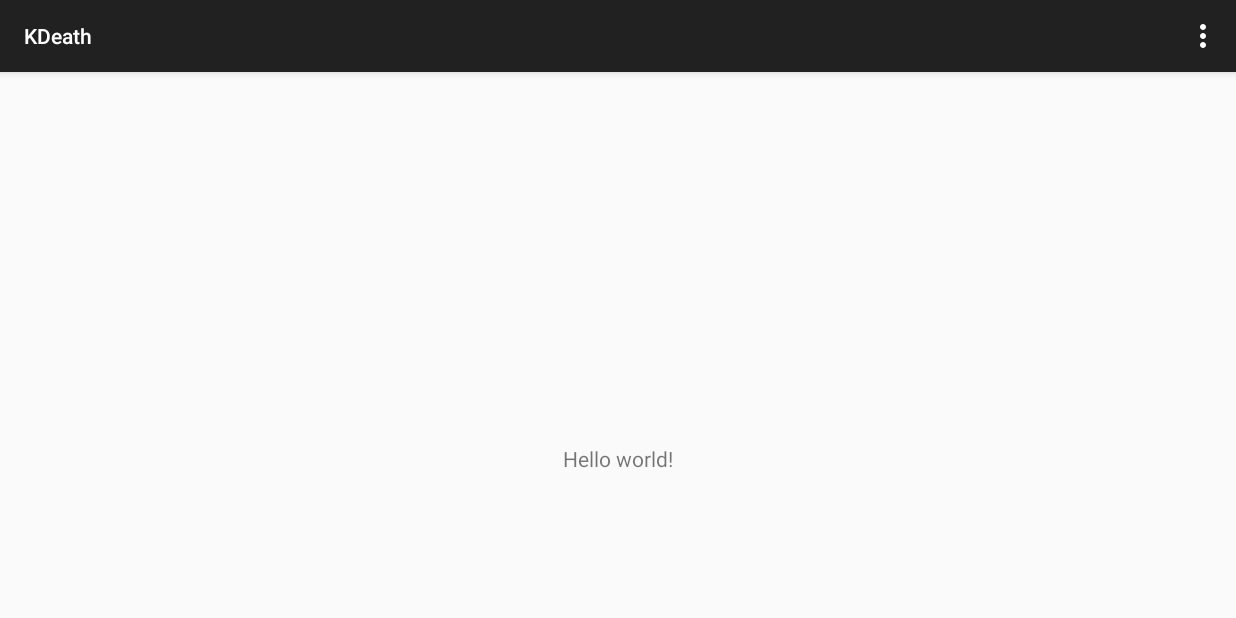
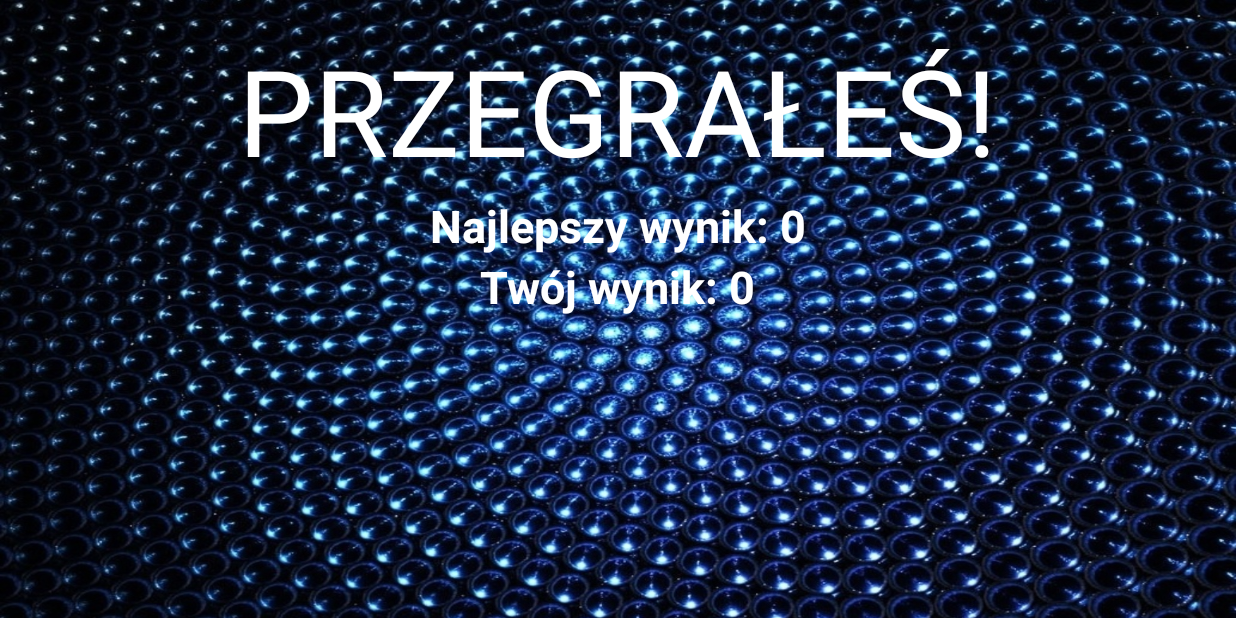
Before and after one commit to SiwyDym/Kulkson, an Android app: the KDeath screen opened directly, with no data from a screen before it, on a phone screen of 824 x 412 dp (held sideways). Run offline under Robolectric (Android 15) with nearby library versions, the phone set to English and light mode, and no system bars.

Commit message:
brak title w każdej klasie, popup już na pewno działa xD

```diff
--- a/app/src/main/AndroidManifest.xml
+++ b/app/src/main/AndroidManifest.xml
@@ -11,6 +11,7 @@
     <activity
             android:name=".MainActivity"
             android:label="@string/app_name"
+        android:theme="@style/Theme.AppCompat.NoActionBar"
             android:screenOrientation="landscape">
             <intent-filter>
                 <action android:name="android.intent.action.MAIN" />
@@ -21,19 +22,24 @@
         <activity
             android:name=".activity_opcje"
             android:label="@string/title_activity_activity_opcje"
+            android:theme="@style/Theme.AppCompat.NoActionBar"
             android:screenOrientation="landscape">
         </activity>
         <activity
             android:name=".KScore"
+            android:theme="@style/Theme.AppCompat.NoActionBar"
             android:screenOrientation="landscape" />
         <activity
             android:name=".KOpcje"
+            android:theme="@style/Theme.AppCompat.Light.NoActionBar"
             android:screenOrientation="landscape" />
         <activity
             android:name=".MainMenu"
+            android:theme="@style/Theme.AppCompat.NoActionBar"
             android:screenOrientation="landscape" />
         <activity
             android:name=".KGame"
+            android:theme="@style/Theme.AppCompat.NoActionBar"
             android:screenOrientation="landscape">
         </activity>
 
@@ -41,6 +47,7 @@
 
         <activity
             android:name=".KDeath"
+            android:theme="@style/Theme.AppCompat.NoActionBar"
             android:screenOrientation="landscape"
             android:label="@string/title_activity_kdeath"></activity>
     </application>
--- a/app/src/main/java/com/team/kulkson/KDeath.java
+++ b/app/src/main/java/com/team/kulkson/KDeath.java
@@ -4,35 +4,26 @@ import android.support.v7.app.ActionBarActivity;
 import android.os.Bundle;
 import android.view.Menu;
 import android.view.MenuItem;
+import android.widget.TextView;
 
 
 public class KDeath extends ActionBarActivity {
 
     @Override
-    protected void onCreate(Bundle savedInstanceState) {
+    public void onCreate(Bundle savedInstanceState) {
+
         super.onCreate(savedInstanceState);
         setContentView(R.layout.activity_kdeath);
-    }
 
-    @Override
-    public boolean onCreateOptionsMenu(Menu menu) {
-        // Inflate the menu; this adds items to the action bar if it is present.
-        getMenuInflater().inflate(R.menu.menu_kdeath, menu);
-        return true;
-    }
+        final KEngine silnik = new KEngine();
 
-    @Override
-    public boolean onOptionsItemSelected(MenuItem item) {
-        // Handle action bar item clicks here. The action bar will
-        // automatically handle clicks on the Home/Up button, so long
-        // as you specify a parent activity in AndroidManifest.xml.
-        int id = item.getItemId();
+        TextView tekst2 = (TextView) findViewById(R.id.wynik2);
+        TextView tekst = (TextView) findViewById(R.id.wynik);
 
-        //noinspection SimplifiableIfStatement
-        if (id == R.id.action_settings) {
-            return true;
-        }
 
-        return super.onOptionsItemSelected(item);
+        tekst2.setText("Najlepszy wynik: " + KEngine.najlepszy);
+        tekst.setText("Twój wynik: " + KEngine.aktualny);
+
+
     }
 }
--- a/app/src/main/java/com/team/kulkson/KGame.java
+++ b/app/src/main/java/com/team/kulkson/KGame.java
@@ -32,7 +32,7 @@ public class KGame extends Activity { //dziedziczenie z klasy Activity
             @Override
             public void onColisionDetection() {
                 finish();
-                Intent intent = new Intent(KGame.this, KScore.class);
+                Intent intent = new Intent(KGame.this, KDeath.class);
                 startActivity(intent);
 
             }
--- a/app/src/main/res/layout/activity_kdeath.xml
+++ b/app/src/main/res/layout/activity_kdeath.xml
@@ -1,19 +1,42 @@
+<?xml version="1.0" encoding="utf-8"?>
 <RelativeLayout xmlns:android="http://schemas.android.com/apk/res/android"
-    xmlns:tools="http://schemas.android.com/tools"
+    android:orientation="vertical"
     android:layout_width="match_parent"
     android:layout_height="match_parent"
-    android:paddingLeft="@dimen/activity_horizontal_margin"
-    android:paddingRight="@dimen/activity_horizontal_margin"
-    android:paddingTop="@dimen/activity_vertical_margin"
-    android:paddingBottom="@dimen/activity_vertical_margin"
-    tools:context="com.team.kulkson.KDeath">
+    android:weightSum="1"
+    android:background="@drawable/kulki4">
 
     <TextView
-        android:text="@string/hello_world"
         android:layout_width="wrap_content"
         android:layout_height="wrap_content"
-        android:layout_marginTop="232dp"
-        android:id="@+id/deathEND"
+        android:textAppearance="?android:attr/textAppearanceLarge"
+        android:text="@string/lose"
+        android:textColor="#FFFFFF"
+        android:textSize="80dp"
+        android:layout_marginTop="20dp"
+        android:id="@+id/textView2"
+        android:layout_alignParentTop="true"
+        android:layout_centerHorizontal="true" />
+
+    <TextView
+        android:layout_width="wrap_content"
+        android:layout_height="wrap_content"
+        android:id="@+id/wynik"
+        android:layout_weight="0.05"
+        android:textColor="#FFFFFF"
+        android:textStyle="bold"
+        android:textSize="30dp"
+        android:layout_below="@+id/wynik2"
+        android:layout_centerHorizontal="true" />
+
+    <TextView
+        android:layout_width="wrap_content"
+        android:layout_height="wrap_content"
+        android:id="@+id/wynik2"
+        android:layout_marginTop="130dp"
+        android:textSize="30dp"
+        android:textStyle="bold"
+        android:textColor="#FFFFFF"
         android:layout_alignParentTop="true"
         android:layout_centerHorizontal="true" />
 
--- a/app/src/main/res/values/strings.xml
+++ b/app/src/main/res/values/strings.xml
@@ -13,7 +13,7 @@
     <string name="hello_world">Hello world!</string>
     <string name="title_activity_activity_opcje">activity_opcje</string>
     <string name="title_activity_kdeath">KDeath</string>
-
+    <string name="lose">PRZEGRAŁEŚ!</string>
 
 
 </resources>
```
Also changed, not shown: 2 other files.
